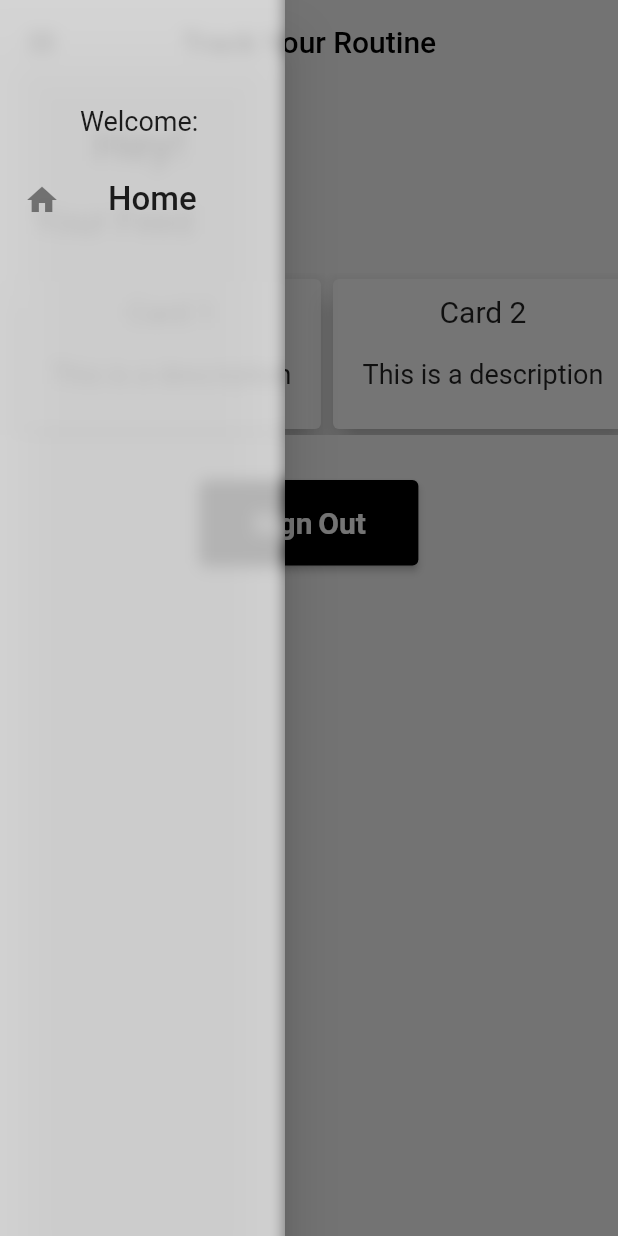
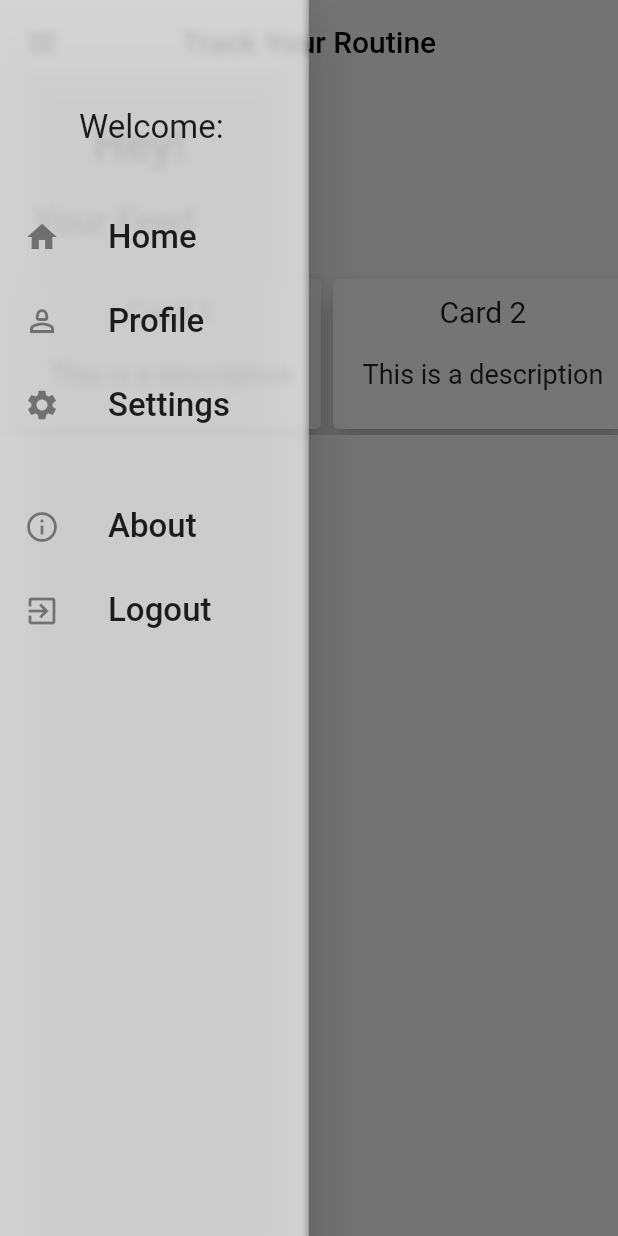
Before and after one commit to codecrafts1126/TYR, a Flutter app: the Home screen opened by its route, with the side drawer open, on a phone screen of 412 x 824 dp. Run offline on Flutter 3.47's test engine with Material 2 defaults, Android fonts, the phone set to English and light mode, and no system bars; our stand-ins replace firebase_auth, firebase_core, google_fonts, shared_preferences; accounts and stored records are empty; Roboto replaces fonts that are missing (Alata).

Commit message:
Added more lists in drawer with logout functionality

```diff
--- a/lib/Pages/home.dart
+++ b/lib/Pages/home.dart
@@ -57,12 +57,12 @@ class _HomeState extends State<Home> {
   Widget build(BuildContext context) {
     return Scaffold(
       drawer: SizedBox(
-        width: 190.00,
+        width: MediaQuery.of(context).size.width * 0.5,
         child: Drawer(
-          backgroundColor: Colors.white70.withOpacity(0.7),
+          backgroundColor: Colors.white.withOpacity(0.7),
           child: ClipRRect(
             child: BackdropFilter(
-              filter: ImageFilter.blur(sigmaX: 5.0, sigmaY: 5.0),
+              filter: ImageFilter.blur(sigmaX: 3.0, sigmaY: 3.0),
               child: ListView(
                 padding: EdgeInsets.zero,
                 children: <Widget>[
@@ -74,11 +74,15 @@ class _HomeState extends State<Home> {
                       children: [
                         Text(
                           'Welcome: $username',
-                          style: const TextStyle(fontSize: 18),
+                          style: TextStyle(
+                            fontSize: 22,
+                            fontFamily: GoogleFonts.alata().fontFamily,
+                          ),
                         ),
                       ],
                     ),
                   ),
+                  const SizedBox(height: 25),
                   ListTile(
                     leading: const Icon(Icons.home),
                     title: Text(
@@ -89,7 +93,53 @@ class _HomeState extends State<Home> {
                       ),
                     ),
                     onTap: () {},
-                  )
+                  ),
+                  ListTile(
+                    leading: const Icon(Icons.person_2_outlined),
+                    title: Text(
+                      'Profile',
+                      style: TextStyle(
+                        fontSize: 22,
+                        fontFamily: GoogleFonts.alata().fontFamily,
+                      ),
+                    ),
+                    onTap: () {},
+                  ),
+                  ListTile(
+                    leading: const Icon(Icons.settings),
+                    title: Text(
+                      'Settings',
+                      style: TextStyle(
+                        fontSize: 22,
+                        fontFamily: GoogleFonts.alata().fontFamily,
+                      ),
+                    ),
+                    onTap: () {},
+                  ),
+                  const SizedBox(height: 25),
+                  ListTile(
+                    leading: const Icon(Icons.info_outline),
+                    title: Text(
+                      'About',
+                      style: TextStyle(
+                        fontSize: 22,
+                        fontFamily: GoogleFonts.alata().fontFamily,
+                      ),
+                    ),
+                  ),
+                  ListTile(
+                    leading: const Icon(Icons.exit_to_app_outlined),
+                    title: Text(
+                      'Logout',
+                      style: TextStyle(
+                        fontSize: 22,
+                        fontFamily: GoogleFonts.alata().fontFamily,
+                      ),
+                    ),
+                    onTap: () async {
+                      signOut();
+                    },
+                  ),
                 ],
               ),
             ),
@@ -152,21 +202,6 @@ class _HomeState extends State<Home> {
             ),
           ),
           const SizedBox(height: 30),
-          ElevatedButton(
-            onPressed: () async {
-              signOut();
-            },
-            style: ElevatedButton.styleFrom(
-              textStyle: const TextStyle(
-                fontSize: 20,
-                fontWeight: FontWeight.bold,
-              ),
-              backgroundColor: Colors.black,
-              foregroundColor: Colors.white,
-              padding: const EdgeInsets.fromLTRB(35, 16, 35, 16),
-            ),
-            child: const Text('Sign Out'),
-          ),
         ],
       ),
     );
```
